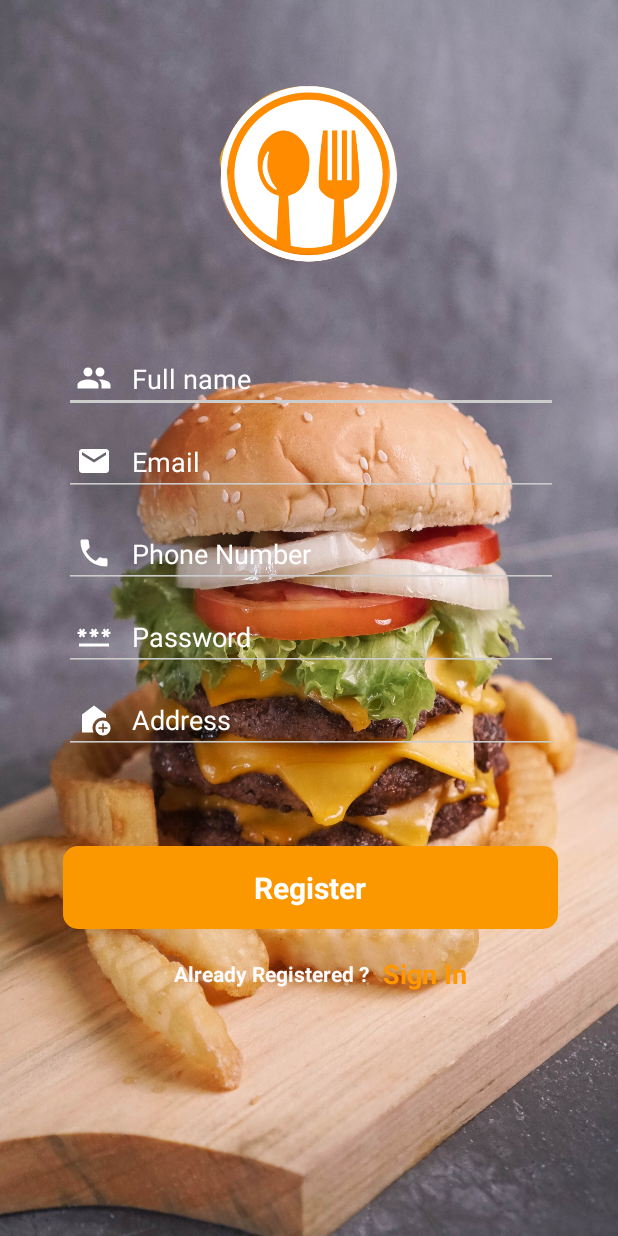
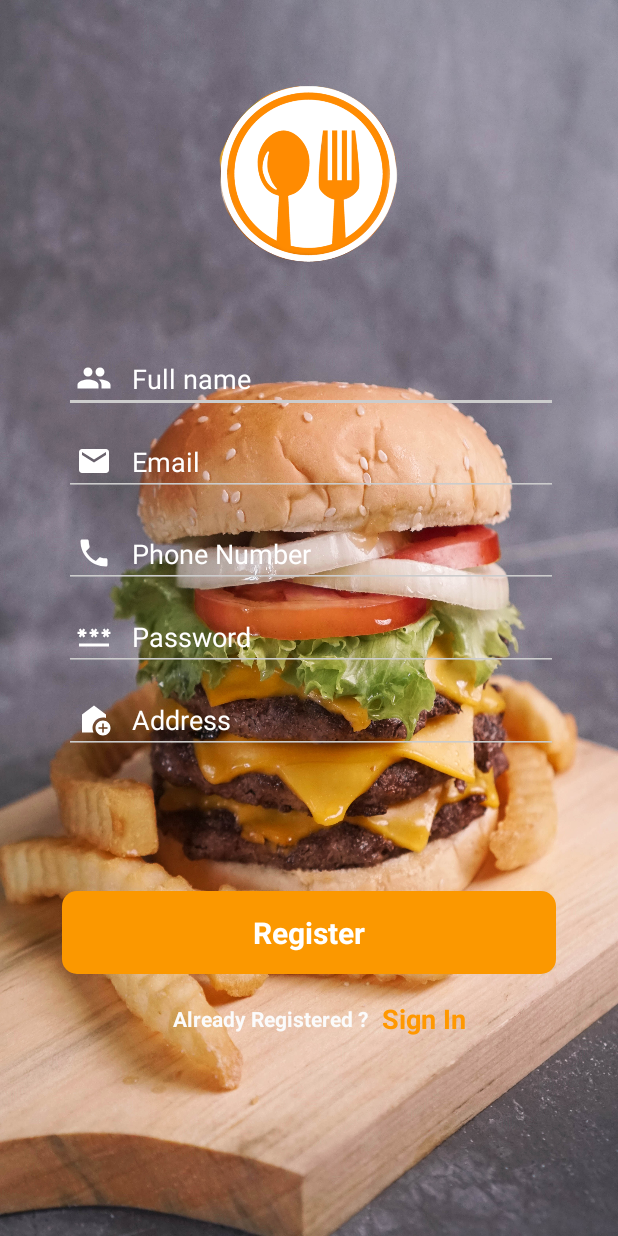
Before and after one commit to minhbebong/FoodDeliveryApp, an Android app: the RegisterActivity screen opened directly, with no data from a screen before it, on a phone screen of 412 x 824 dp. Run offline under Robolectric (Android 15) with nearby library versions, the phone set to English and light mode, and no system bars; our stand-ins replace Room's generated code; Roboto replaces fonts that are not available here.

Commit message:
resolve conflict

```diff
--- a/app/src/main/java/com/example/fooddeliveryapp/Activity/RegisterActivity.java
+++ b/app/src/main/java/com/example/fooddeliveryapp/Activity/RegisterActivity.java
@@ -24,7 +24,7 @@ public class RegisterActivity extends AppCompatActivity {
         edt_email = findViewById(R.id.edt_email);
         edt_phonenumber = findViewById(R.id.edt_phonenumber);
         edt_password = findViewById(R.id.edt_password);
-        edt_address = findViewById(R.id.edt_adress);
+        edt_address = findViewById(R.id.edt_address);
         db = AppDatabase.getInstance(this);
 
         findViewById(R.id.btn_register).setOnClickListener(new View.OnClickListener() {
--- a/app/src/main/res/layout/activity_login.xml
+++ b/app/src/main/res/layout/activity_login.xml
@@ -99,17 +99,19 @@
         android:id="@+id/textView"
         android:layout_width="94dp"
         android:layout_height="27dp"
+        android:layout_marginStart="8dp"
         android:layout_marginTop="40dp"
         android:layout_marginEnd="36dp"
         android:minWidth="120dp"
         android:minHeight="48dp"
         android:onClick="register"
-        android:text=" Register"
+        android:text="Register"
         android:textAlignment="center"
         android:textColor="#FF9800"
         android:textSize="20sp"
         android:textStyle="bold"
         app:layout_constraintEnd_toEndOf="parent"
+        app:layout_constraintStart_toEndOf="@+id/textView20"
         app:layout_constraintTop_toBottomOf="@+id/btn_register" />
 
     <ImageView
--- a/app/src/main/res/layout/activity_register.xml
+++ b/app/src/main/res/layout/activity_register.xml
@@ -106,10 +106,10 @@
         android:drawablePadding="13dp"
         android:hint="Address"
         android:inputType="text"
+        android:paddingStart="8dp"
         android:textColor="@color/white"
         android:textColorHint="@color/white"
         android:textCursorDrawable="@drawable/white_cursor"
-        android:paddingStart="8dp"
         app:layout_constraintEnd_toEndOf="@+id/edt_password"
         app:layout_constraintStart_toStartOf="@+id/edt_password"
         app:layout_constraintTop_toBottomOf="@+id/edt_password"
@@ -119,6 +119,7 @@
         android:id="@+id/btn_register"
         android:layout_width="0dp"
         android:layout_height="wrap_content"
+        android:layout_marginBottom="56dp"
         android:background="@drawable/rounded_button"
         android:padding="14dp"
         android:text="Register"
@@ -129,10 +130,9 @@
         android:textStyle="bold"
         app:layout_constraintBottom_toBottomOf="parent"
         app:layout_constraintEnd_toEndOf="parent"
-        app:layout_constraintHorizontal_bias="0.512"
         app:layout_constraintStart_toStartOf="parent"
         app:layout_constraintTop_toBottomOf="@+id/edt_address"
-        app:layout_constraintVertical_bias="0.23"
+        app:layout_constraintVertical_bias="0.434"
         app:layout_constraintWidth_percent=".8" />
 
     <TextView
--- a/app/src/main/res/values/preloaded_fonts.xml
+++ b/app/src/main/res/values/preloaded_fonts.xml
@@ -1,7 +1,6 @@
 <?xml version="1.0" encoding="utf-8"?>
 <resources>
     <array name="preloaded_fonts" translatable="false">
-        <item>@font/abhaya_libre_bold</item>
         <item>@font/arima_madurai_extrabold</item>
         <item>@font/arima_madurai_light</item>
     </array>
```
